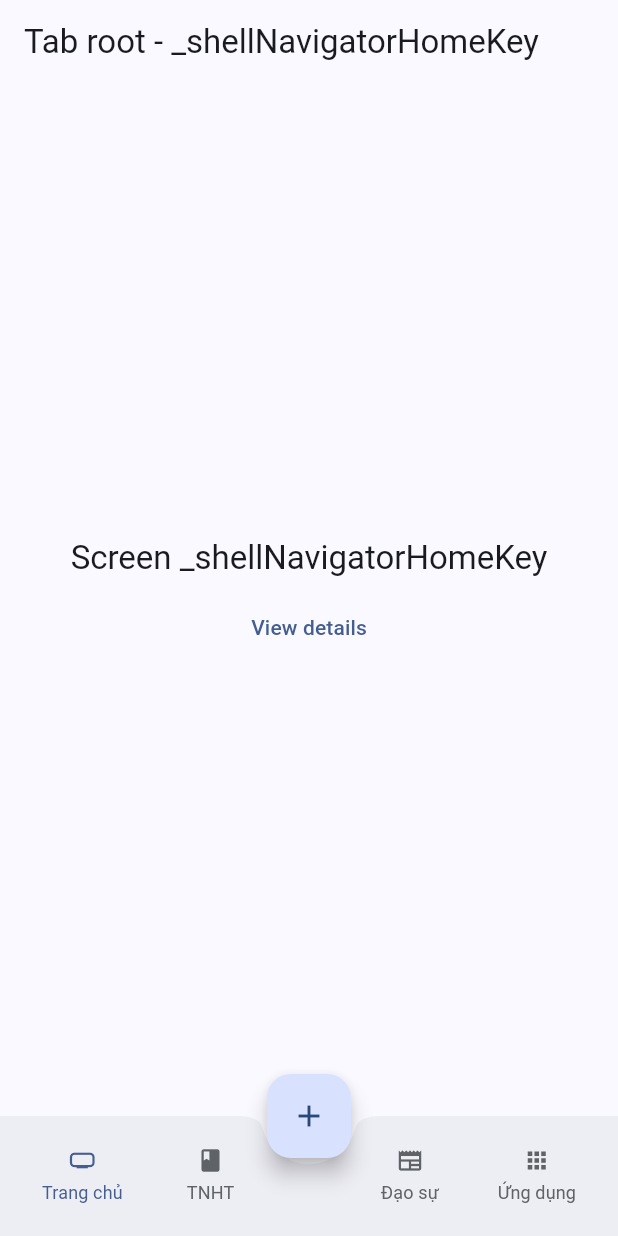
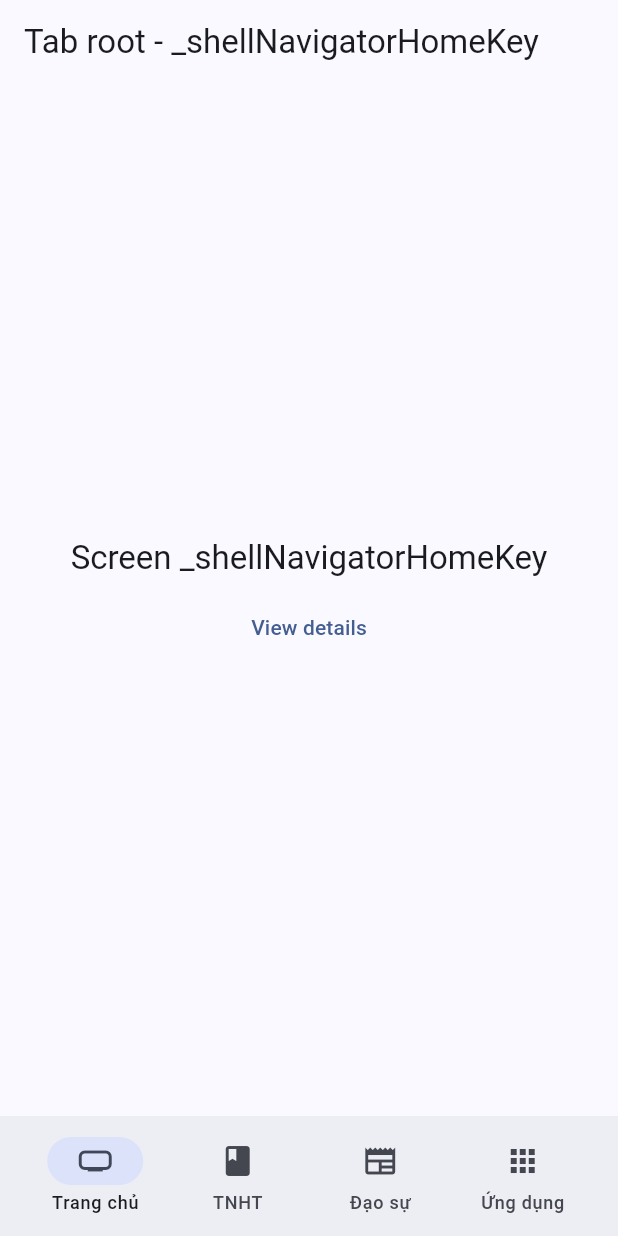
Before and after one commit to caodaion/caodaion_flutter, a Flutter app: the screen it shows after launch, on a phone screen of 412 x 824 dp. Run offline on Flutter 3.47's test engine with Material 3 defaults, Android fonts, the light colour scheme and no system bars; our stand-ins replace go_router.

Commit message:
Update main.dart

```diff
--- a/lib/main.dart
+++ b/lib/main.dart
@@ -13,8 +13,6 @@
     GlobalKey<NavigatorState>(debugLabel: 'shellDaoSu');
 final _shellNavigatorAppsKey =
     GlobalKey<NavigatorState>(debugLabel: '_shellApps');
-final _shellNavigatorKinhKey =
-    GlobalKey<NavigatorState>(debugLabel: '_shellKinh');
 
 final goRouter = GoRouter(
   initialLocation: '/',
@@ -110,26 +108,6 @@
             ),
           ],
         ),
-        StatefulShellBranch(
-          navigatorKey: _shellNavigatorKinhKey,
-          routes: [
-            // Shopping Cart
-            GoRoute(
-              path: '/kinh',
-              pageBuilder: (context, state) => const NoTransitionPage(
-                child: RootScreen(
-                    label: '_shellNavigatorKinhKey',
-                    detailsPath: '/kinh/details'),
-              ),
-              routes: [
-                GoRoute(
-                  path: 'details',
-                  builder: (context, state) => const DetailsScreen(label: 'B'),
-                ),
-              ],
-            ),
-          ],
-        ),
       ],
     ),
   ],
@@ -214,58 +192,33 @@
   Widget build(BuildContext context) {
     return Scaffold(
       body: body,
-      floatingActionButton: FloatingActionButton(
-        onPressed: () {
-          context.go('/kinh');
-        },
-        child: const Icon(Icons.add),
-      ),
-      floatingActionButtonLocation: FloatingActionButtonLocation.centerDocked,
       bottomNavigationBar: BottomAppBar(
         shape: const CircularNotchedRectangle(),
-        child: Row(
-          mainAxisAlignment: MainAxisAlignment.spaceBetween,
-          children: [
-            BottomAppBarItem(
-              onPressed: () {
-                context.go('/');
-              },
-              label: "Trang chủ",
-              iconData: Icons.home_max,
-              route: '/',
-              isActive: selectedIndex == 0,
+        child: NavigationBar(
+          selectedIndex: selectedIndex,
+          destinations: const [
+            NavigationDestination(
+              label: 'Trang chủ',
+              icon: Icon(Icons.home_max),
+              tooltip: "Trang chủ",
             ),
-            BottomAppBarItem(
-              onPressed: () {
-                context.go('/tnht');
-              },
-              label: "TNHT",
-              iconData: Icons.book,
-              route: '/tnht',
-              isActive: selectedIndex == 1,
+            NavigationDestination(
+              label: 'TNHT',
+              icon: Icon(Icons.book),
+              tooltip: "Thánh Ngôn Hiệp Tuyển",
             ),
-            const SizedBox(
-              width: 40,
+            NavigationDestination(
+              label: 'Đạo sự',
+              icon: Icon(Icons.newspaper),
+              tooltip: "Đạo sự",
             ),
-            BottomAppBarItem(
-              onPressed: () {
-                context.go('/dao-su');
-              },
-              label: "Đạo sự",
-              iconData: Icons.newspaper,
-              route: '/dao-su',
-              isActive: selectedIndex == 2,
-            ),
-            BottomAppBarItem(
-              onPressed: () {
-                context.go('/ung-dung');
-              },
-              label: "Ứng dụng",
-              iconData: Icons.apps,
-              route: '/ung-dung',
-              isActive: selectedIndex == 3,
+            NavigationDestination(
+              label: 'Ứng dụng',
+              icon: Icon(Icons.apps),
+              tooltip: "Ứng dụng",
             ),
           ],
+          onDestinationSelected: onDestinationSelected,
         ),
       ),
     );
```
